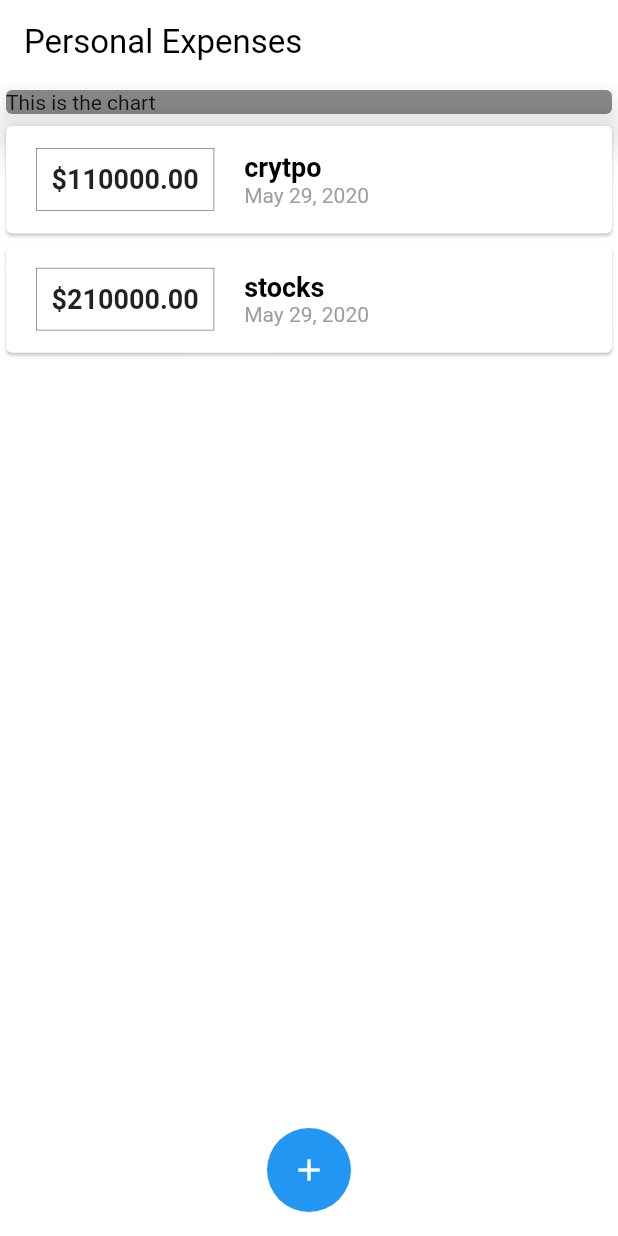
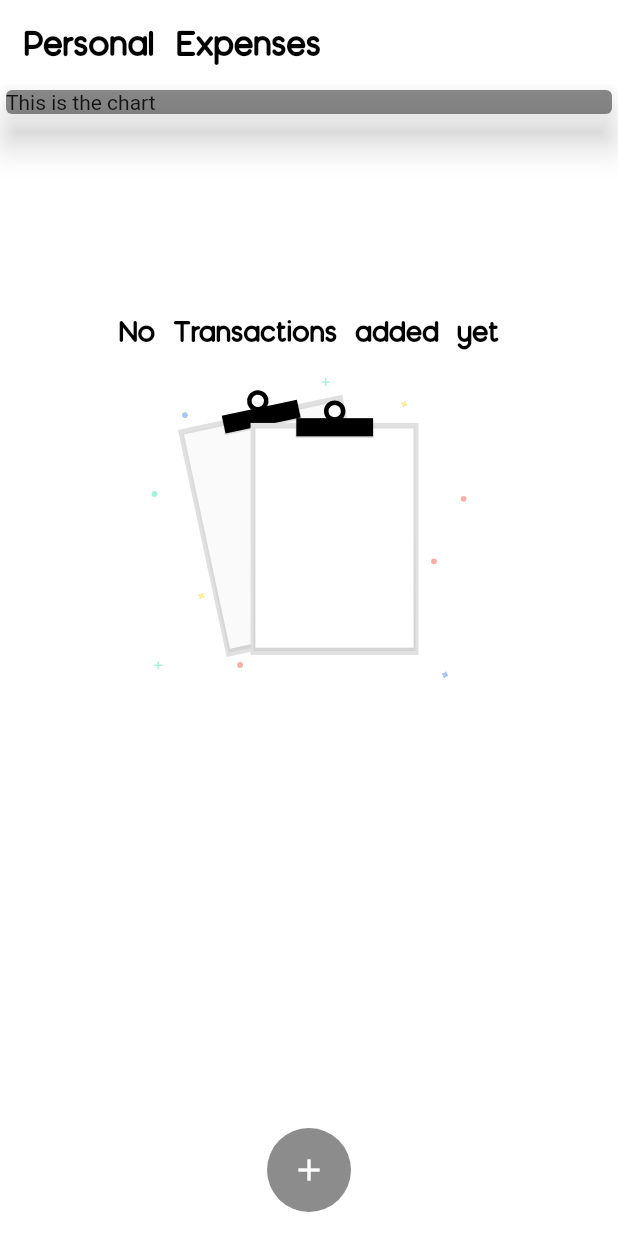
Before and after one commit to bobbylemm/expense-clue, a Flutter app: the screen it shows after launch, on a phone screen of 412 x 824 dp. Run offline on Flutter 3.47's test engine with Material 2 defaults, Android fonts, the phone set to English and light mode, and no system bars; our stand-ins replace flutter_svg.

Commit message:
add support for svg and add custom font

```diff
--- a/lib/main.dart
+++ b/lib/main.dart
@@ -13,15 +13,26 @@ class MyApp extends StatelessWidget {
   Widget build(BuildContext context) {
     return MaterialApp(
         title: 'Personal expenses',
+        debugShowCheckedModeBanner: false,
         theme: ThemeData(
           scaffoldBackgroundColor: Colors.white,
+          fontFamily: 'Alcubierre',
+          accentColor: Colors.black45,
+          textTheme: ThemeData.light().textTheme.copyWith(
+                  subtitle1: TextStyle(
+                color: Colors.black,
+                fontSize: 20,
+                fontWeight: FontWeight.w300,
+                fontFamily: 'Moon',
+              )),
           appBarTheme: AppBarTheme(
             color: Colors.white,
             elevation: 0,
             textTheme: TextTheme(
               headline6: TextStyle(
                 color: Colors.black,
-                fontSize: 22,
+                fontSize: 24,
+                fontFamily: 'Moon',
               ),
             ),
           ),
@@ -36,11 +47,7 @@ class HomePage extends StatefulWidget {
 }
 
 class _HomePageState extends State<HomePage> {
-  final List<Transaction> _userTransactions = [
-    Transaction(
-        id: 't1', title: 'crytpo', amount: 110000, date: DateTime.now()),
-    Transaction(id: 't2', title: 'stocks', amount: 210000, date: DateTime.now())
-  ];
+  final List<Transaction> _userTransactions = [];
 
   void _addNewTransaction(String txTitle, double txAmount) {
     final newTx = Transaction(
--- a/lib/widgets/transaction_list.dart
+++ b/lib/widgets/transaction_list.dart
@@ -1,6 +1,8 @@
-import 'package:expenseplanner/models/transaction.dart';
 import 'package:flutter/material.dart';
+import 'package:flutter_svg/flutter_svg.dart';
 import 'package:intl/intl.dart';
+
+import '../models/transaction.dart';
 
 class TransactionList extends StatelessWidget {
   final List<Transaction> transactions;
@@ -11,30 +13,51 @@ class TransactionList extends StatelessWidget {
   Widget build(BuildContext context) {
     return Container(
       height: 500,
-      child: ListView.builder(
+      child: transactions.isEmpty
+          ? Column(
+              mainAxisAlignment: MainAxisAlignment.center,
+              children: <Widget>[
+                Text(
+                  'No Transactions added yet',
+                  style: Theme.of(context).textTheme.subtitle1,
+                ),
+                SizedBox(
+                  height: 20,
+                ),
+                Container(
+                  height: 200,
+                  child: SvgPicture.asset(
+                    'assets/images/empty-state.svg',
+                    fit: BoxFit.contain,
+                  ),
+                )
+              ],
+            )
+          : ListView.builder(
               itemBuilder: (ctx, index) {
                 return Card(
                   child: Row(
                     children: <Widget>[
                       Container(
                         padding: EdgeInsets.all(10),
-                  margin: EdgeInsets.symmetric(horizontal: 20, vertical: 15),
+                        margin:
+                            EdgeInsets.symmetric(horizontal: 20, vertical: 15),
                         child: Text(
                           '\$${transactions[index].amount.toStringAsFixed(2)}',
-                    style: TextStyle(fontWeight: FontWeight.bold, fontSize: 18),
+                          style: TextStyle(
+                              fontWeight: FontWeight.bold, fontSize: 18),
                         ),
                         decoration: BoxDecoration(
-                      border: Border.all(color: Colors.black87, width: .3)),
+                            border: Border.all(
+                                color: Theme.of(context).primaryColorDark,
+                                width: .8)),
                       ),
                       Column(
                         crossAxisAlignment: CrossAxisAlignment.start,
                         children: <Widget>[
                           Text(
                             transactions[index].title,
-                      style: TextStyle(
-                          color: Colors.black,
-                          fontSize: 18,
-                          fontWeight: FontWeight.bold),
+                            style: Theme.of(context).textTheme.subtitle1,
                           ),
                           Text(
                             DateFormat.yMMMd().format(transactions[index].date),
```
Also changed, not shown: pubspec.yaml (+17 -16 lines), assets/fonts/Alcubierre.otf (added), assets/fonts/Moon2.0-Bold.otf (added), assets/fonts/Moon2.0-Light.otf (added), assets/fonts/Moon2.0-Regular.otf (added), assets/images/empty-state.svg (added), lib/widgets/chart.dart (added), pubspec.lock. Lines whose indentation alone changed are shown as unchanged.
